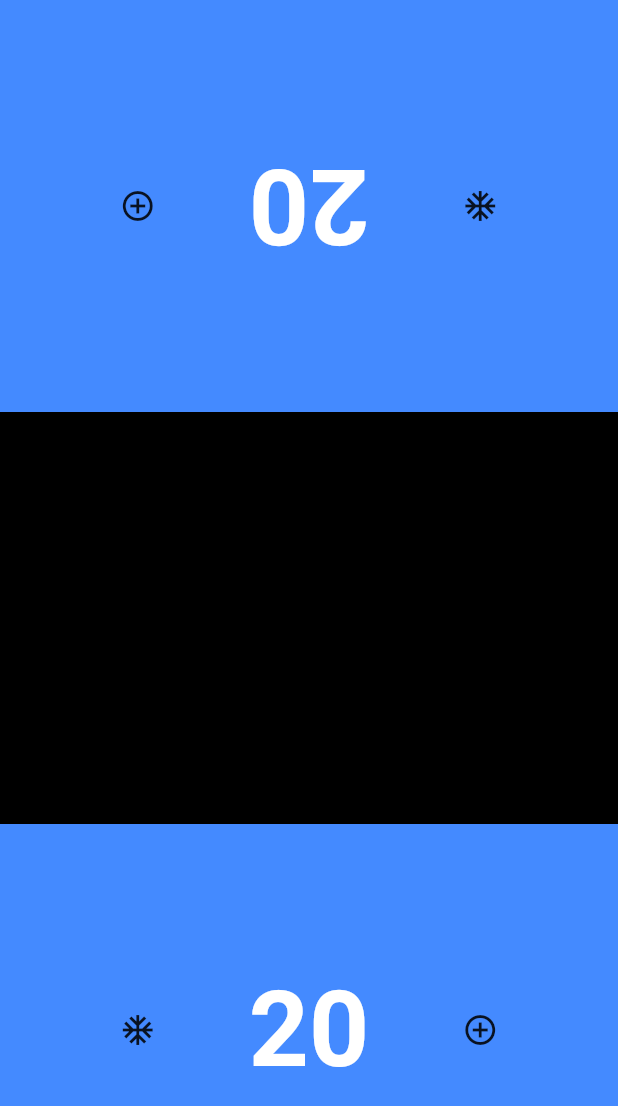
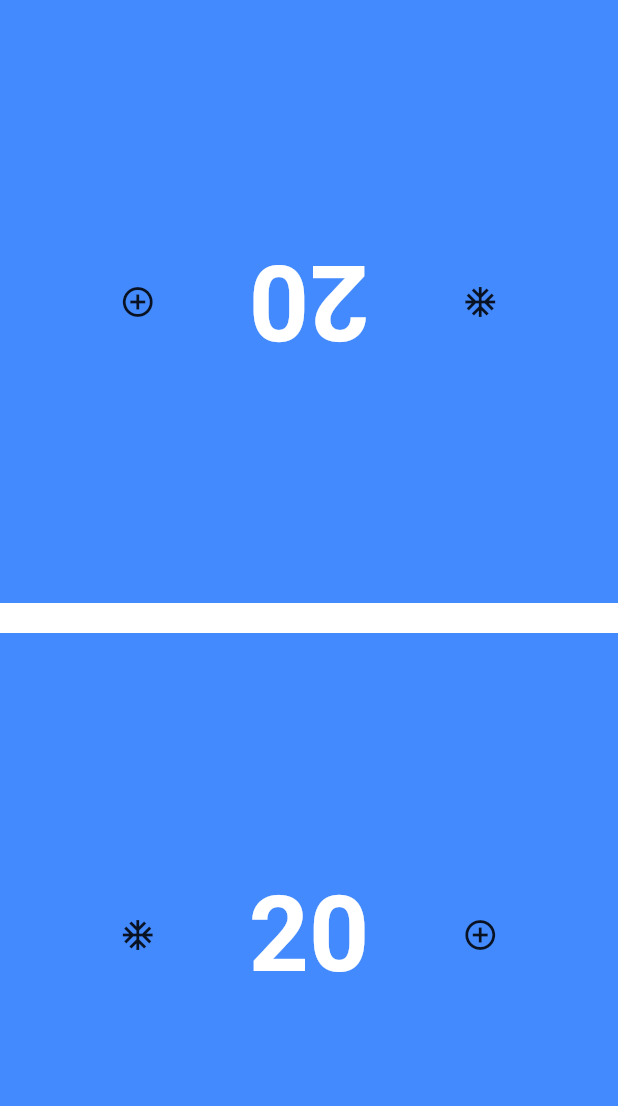
Before and after one commit to Figler/Magic_Companion, a Flutter app: the screen it shows after launch, on a phone screen of 412 x 824 dp. Shown: the top 1106 px of the screen. Run offline on Flutter 3.47's test engine with Material 2 defaults, Android fonts, the phone set to English and light mode, and no system bars.

```diff
--- a/lib/UI/middle_bar.dart
+++ b/lib/UI/middle_bar.dart
@@ -8,15 +8,12 @@ class MiddleBar extends StatelessWidget{
 
   @override
   Widget build(BuildContext context) {
-    return new Expanded(
-        child: new Material(
-          color: Colors.black,
-          child: new InkWell(
-            onTap: () => _onTap(),
-          ), // Inkwell
-        ) // Material
-    ); // Expanded
-
+    double screenWidth = MediaQuery.of(context).size.width;
+    double boxHeight = 20.0;
+    return new SizedBox(
+      width: screenWidth,
+      height: boxHeight,
+    );
   }
 
 }
```
